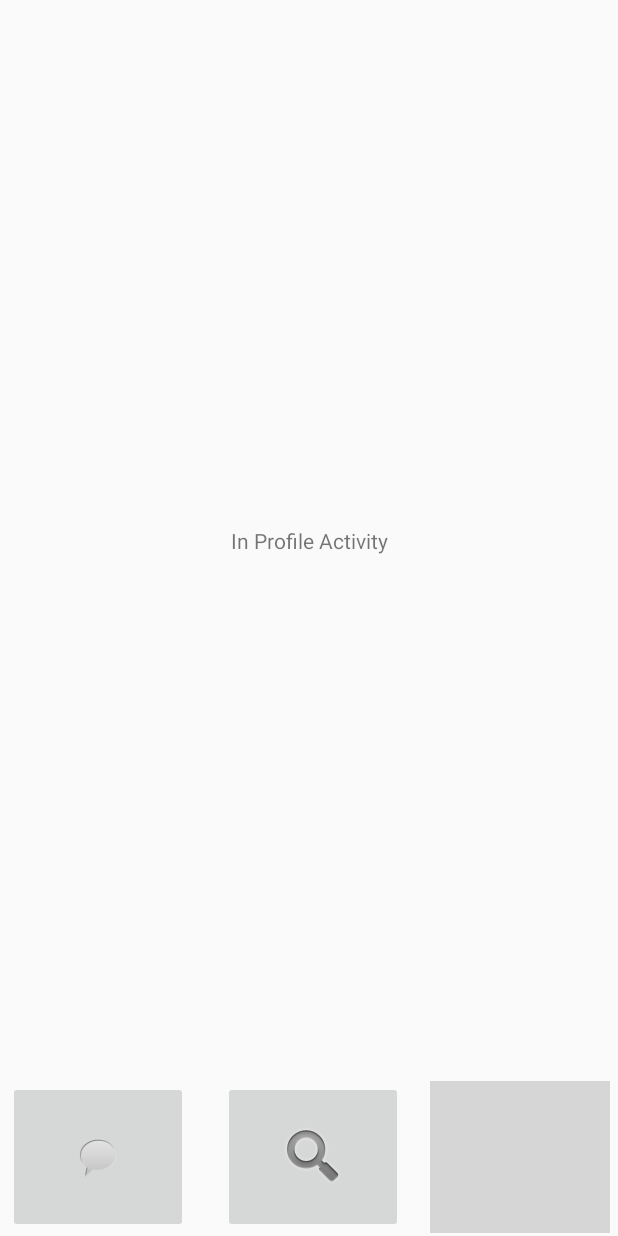
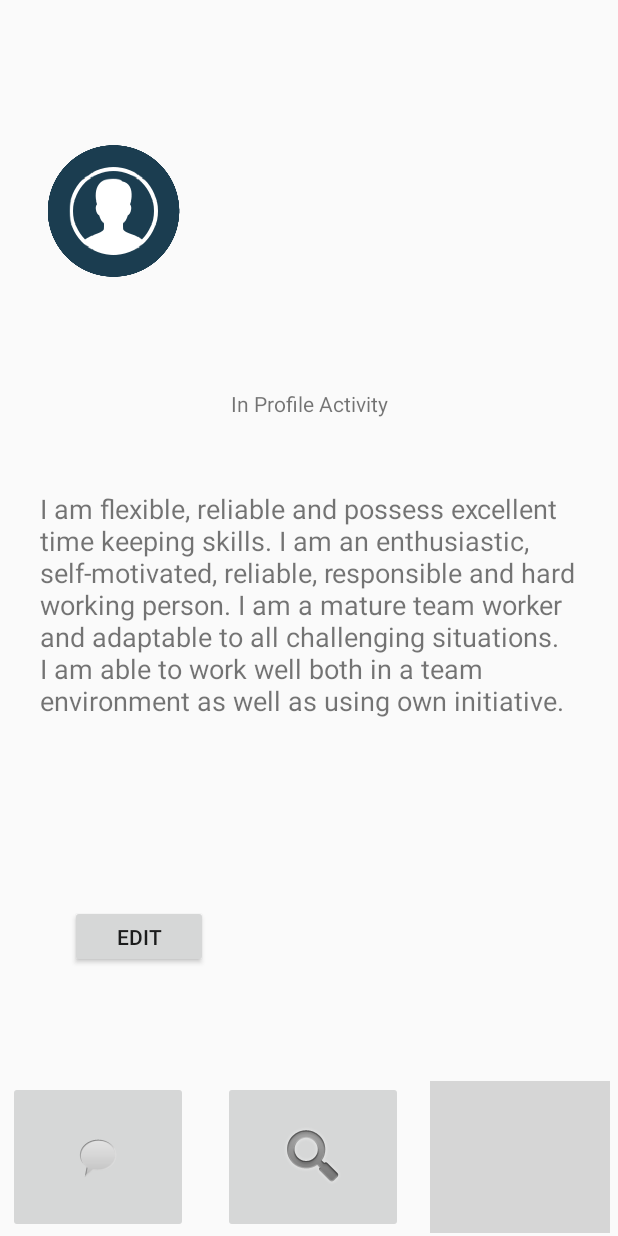
Before and after one commit to Rejabo/Android_Application, an Android app: the layout activity_main.xml on its own in the app's theme, with its tools: preview values and no code run, on a phone screen of 412 x 824 dp. Run offline under Robolectric (Android 15) with nearby library versions, the phone set to English and light mode, and no system bars; network calls fail; grey boxes are pictures that could not be loaded.

Commit message:
Merged with Alen profile activity

```diff
--- a/Alen_Fahad/app/src/main/java/com/example/triptogether/Chat.java
+++ b/Alen_Fahad/app/src/main/java/com/example/triptogether/Chat.java
@@ -67,12 +67,15 @@ public class Chat extends AppCompatActivity {
                 Map map = dataSnapshot.getValue(Map.class);
                 String message = map.get("message").toString();
                 String userName = map.get("user").toString();
+                System.out.println("kkkkkk");
 
                 if(userName.equals(UserDetails.username)){
                     addMessageBox(message, 1);
+                    System.out.println("in message1 box:" + message);
                 }
                 else{
                     addMessageBox(message, 2);
+                    System.out.println("in message2 box:" + message);
                 }
             }
 
--- a/Alen_Fahad/app/src/main/res/layout/activity_main.xml
+++ b/Alen_Fahad/app/src/main/res/layout/activity_main.xml
@@ -70,7 +70,46 @@
         app:layout_constraintBottom_toTopOf="@+id/searchButton"
         app:layout_constraintEnd_toEndOf="parent"
         app:layout_constraintStart_toStartOf="parent"
-        app:layout_constraintTop_toTopOf="parent" />
+        app:layout_constraintTop_toTopOf="parent"
+        app:layout_constraintVertical_bias="0.37" />
+
+    <ImageView
+        android:id="@+id/imageView"
+        android:layout_width="119dp"
+        android:layout_height="88dp"
+        app:layout_constraintBottom_toBottomOf="@+id/searchButton"
+        app:layout_constraintEnd_toEndOf="parent"
+        app:layout_constraintHorizontal_bias="0.054"
+        app:layout_constraintStart_toStartOf="parent"
+        app:layout_constraintTop_toTopOf="parent"
+        app:layout_constraintVertical_bias="0.132"
+        app:srcCompat="@drawable/user1" />
+
+    <TextView
+        android:id="@+id/profileDescription"
+        android:layout_width="380dp"
+        android:layout_height="262dp"
+        android:text="I am flexible, reliable and possess excellent time keeping skills. I am an enthusiastic, self-motivated, reliable, responsible and hard working person. I am a mature team worker and adaptable to all challenging situations. I am able to work well both in a team environment as well as using own initiative."
+        android:textSize="18sp"
+        app:layout_constraintBottom_toBottomOf="@+id/searchButton"
+        app:layout_constraintEnd_toEndOf="parent"
+        app:layout_constraintHorizontal_bias="0.838"
+        app:layout_constraintStart_toStartOf="parent"
+        app:layout_constraintTop_toTopOf="parent"
+        app:layout_constraintVertical_bias="0.583" />
+
+    <Button
+        android:id="@+id/editDescriptionButton"
+        android:layout_width="92dp"
+        android:layout_height="42dp"
+        android:layout_marginStart="20dp"
+        android:layout_marginLeft="20dp"
+        android:onClick="onClick"
+        android:text="edit"
+        app:layout_constraintBottom_toTopOf="@+id/searchButton"
+        app:layout_constraintStart_toStartOf="@+id/profileDescription"
+        app:layout_constraintTop_toBottomOf="@+id/profileDescription"
+        app:layout_constraintVertical_bias="0.166" />
 
 
 </androidx.constraintlayout.widget.ConstraintLayout>
```
Also changed, not shown: Alen_Fahad/app/src/main/java/com/example/triptogether/MainActivity.java (+101 -1 lines), Alen_Fahad/app/src/main/res/layout/editdescriptionpopup.xml (added, +37 -0 lines), Alen_Fahad/app/src/main/ic_AvatarPic-playstore.png (added).
